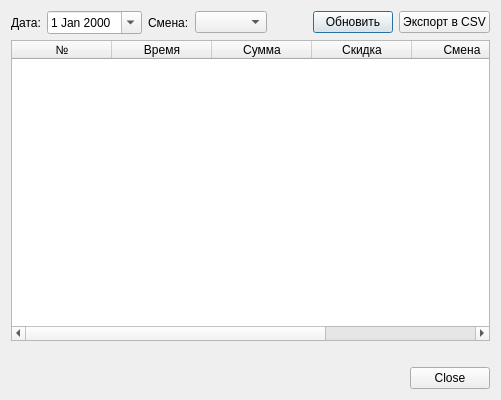
Before: the Qt Designer form ui/checkhistorydialog.ui in MikhailBersenev/easyPOS, drawn with Qt 5.
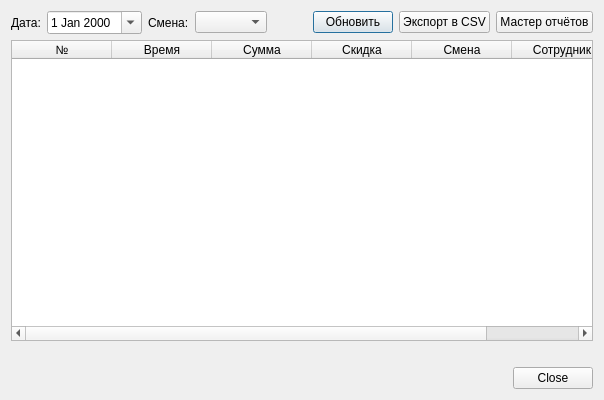
After: the same form once the commit is applied.

Commit message: Add report management features and UI enhancements

Patch:
```diff
--- a/ui/checkhistorydialog.ui
+++ b/ui/checkhistorydialog.ui
@@ -69,6 +69,13 @@
        </property>
       </widget>
      </item>
+     <item>
+      <widget class="QPushButton" name="reportOdtButton">
+       <property name="text">
+        <string>Мастер отчётов</string>
+       </property>
+      </widget>
+     </item>
     </layout>
    </item>
    <item>
```
The commit also changes 42 other files.
